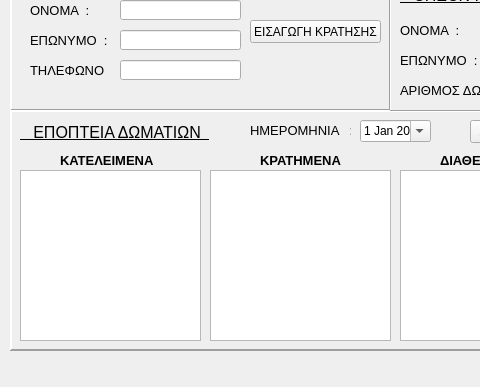
Above: Qt Files/greceptionist/mainwindow.ui from ellak-monades-aristeias/GReceptionist before the change; both pictures show x 0 to 480 and y 267 to 654 of the 837 by 654 pixel window. Below: the same form after it.
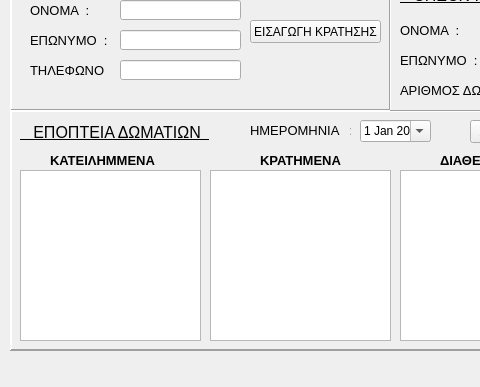
That is the form after the change.

The edit to the form file:
```diff
--- a/Qt Files/greceptionist/mainwindow.ui
+++ b/Qt Files/greceptionist/mainwindow.ui
@@ -428,9 +428,9 @@
     <widget class="QLabel" name="ed_label_3">
      <property name="geometry">
       <rect>
-       <x>50</x>
+       <x>40</x>
        <y>40</y>
-       <width>101</width>
+       <width>111</width>
        <height>20</height>
       </rect>
      </property>
@@ -442,7 +442,7 @@
       </font>
      </property>
      <property name="text">
-      <string>ΚΑΤΕΛΕΙΜΕΝΑ</string>
+      <string>ΚΑΤΕΙΛΗΜΜΕΝΑ</string>
      </property>
     </widget>
     <widget class="QLabel" name="ed_label_5">
```
